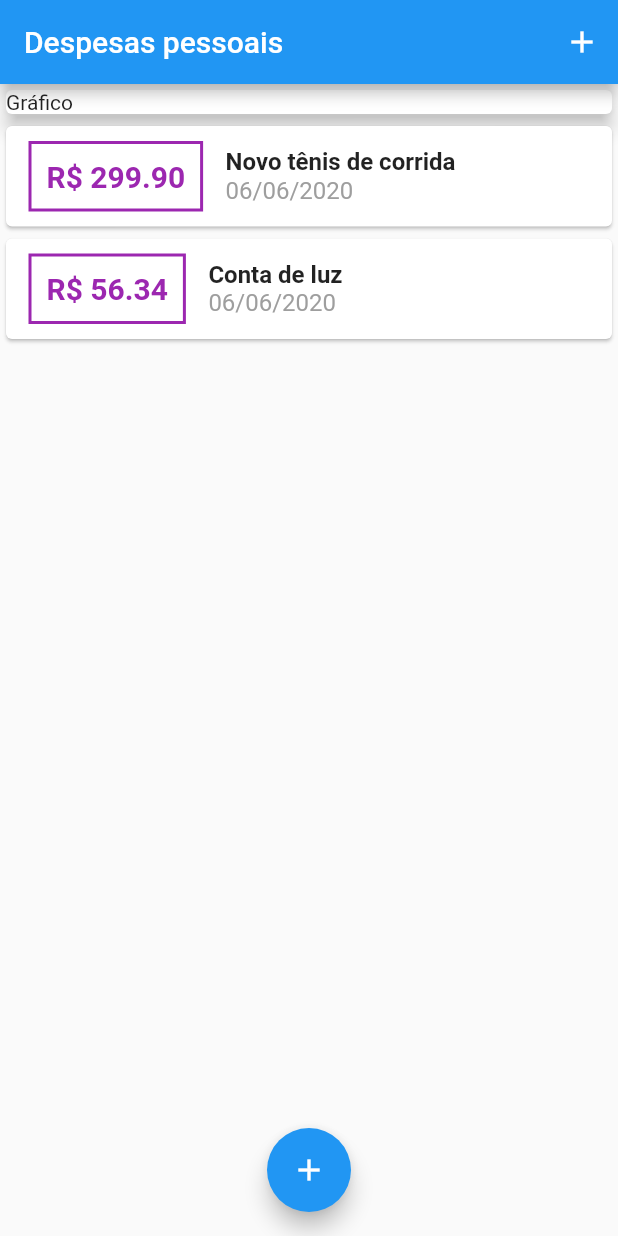
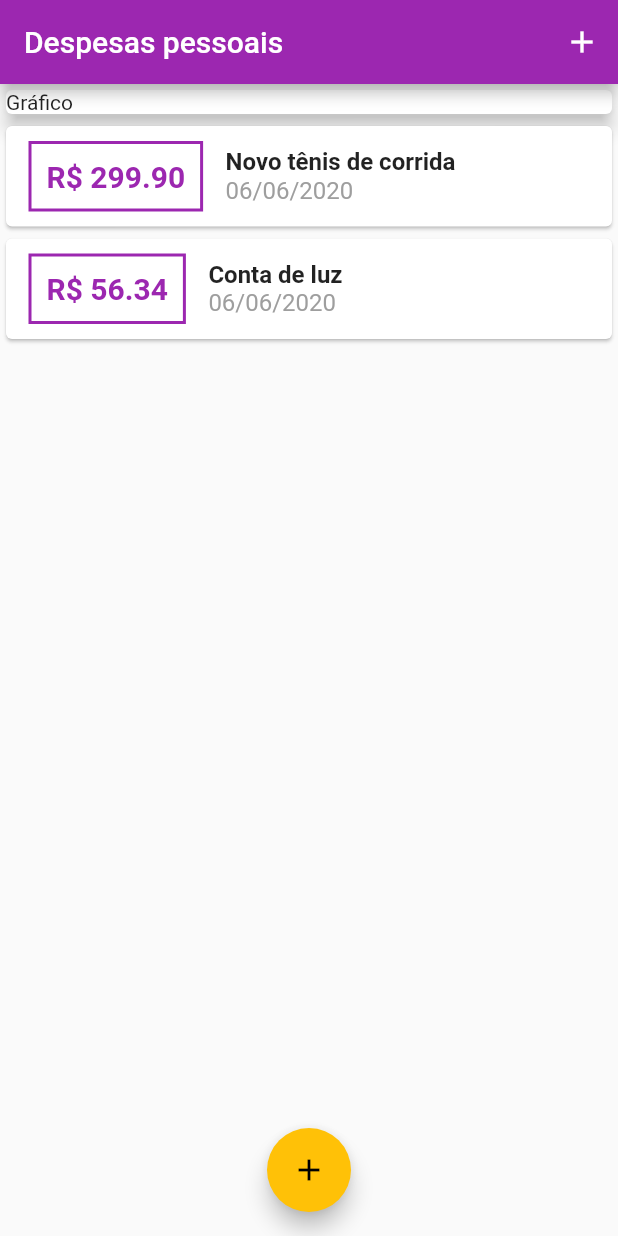
Before and after one commit to danilotiago/expensives-flutterapp, a Flutter app: the screen it shows after launch, on a phone screen of 412 x 824 dp. Run offline on Flutter 3.47's test engine with Material 2 defaults, Android fonts, the phone set to English and light mode, and no system bars.

Commit message:
aplicando paleta de cores do tema

```diff
--- a/lib/components/transaction_list.dart
+++ b/lib/components/transaction_list.dart
@@ -24,9 +24,10 @@ class TransactionList extends StatelessWidget {
                   child: Text(
                     'R\$ ${transaction.value.toStringAsFixed(2)}',
                     style: TextStyle(
-                        fontWeight: FontWeight.bold,
-                        fontSize: 20,
-                        color: Colors.purple),
+                      fontWeight: FontWeight.bold,
+                      fontSize: 20,
+                      color: Theme.of(context).primaryColor,
+                    ),
                   ),
                   decoration: BoxDecoration(
                       border: Border.all(color: Colors.purple, width: 2)),
--- a/lib/main.dart
+++ b/lib/main.dart
@@ -13,6 +13,10 @@ class ExpensesApp extends StatelessWidget {
   Widget build(BuildContext context) {
     return MaterialApp(
       home: MainPage(),
+      theme: ThemeData(
+        primarySwatch: Colors.purple,
+        accentColor: Colors.amber
+      ),
     );
   }
 }
```
